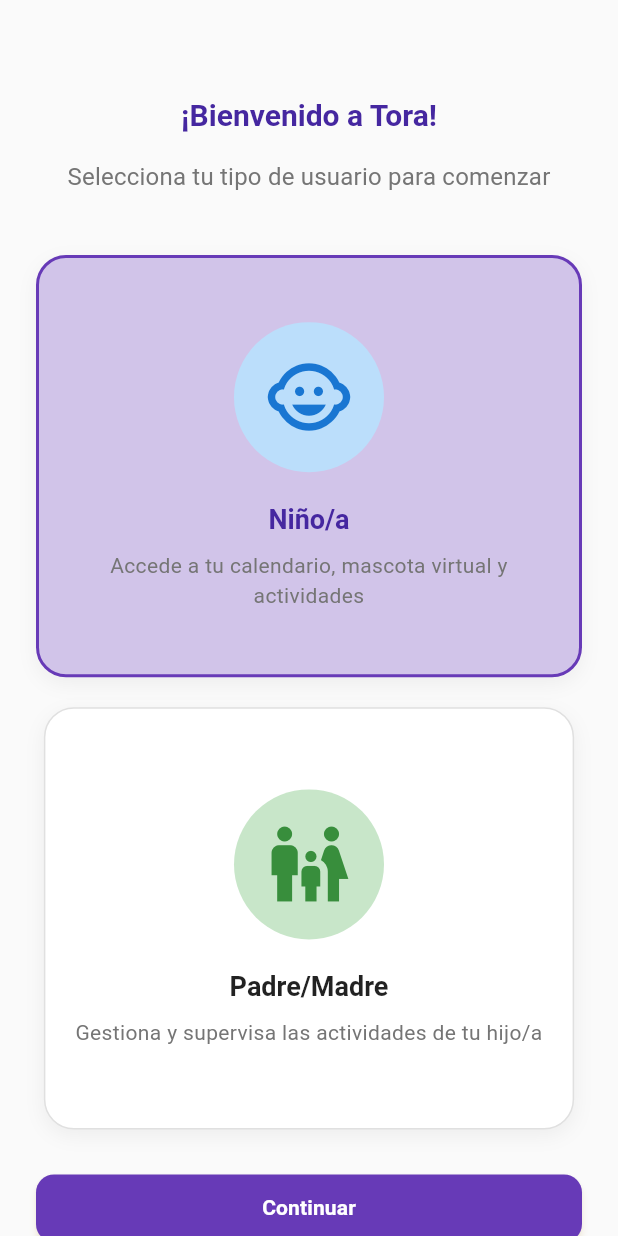
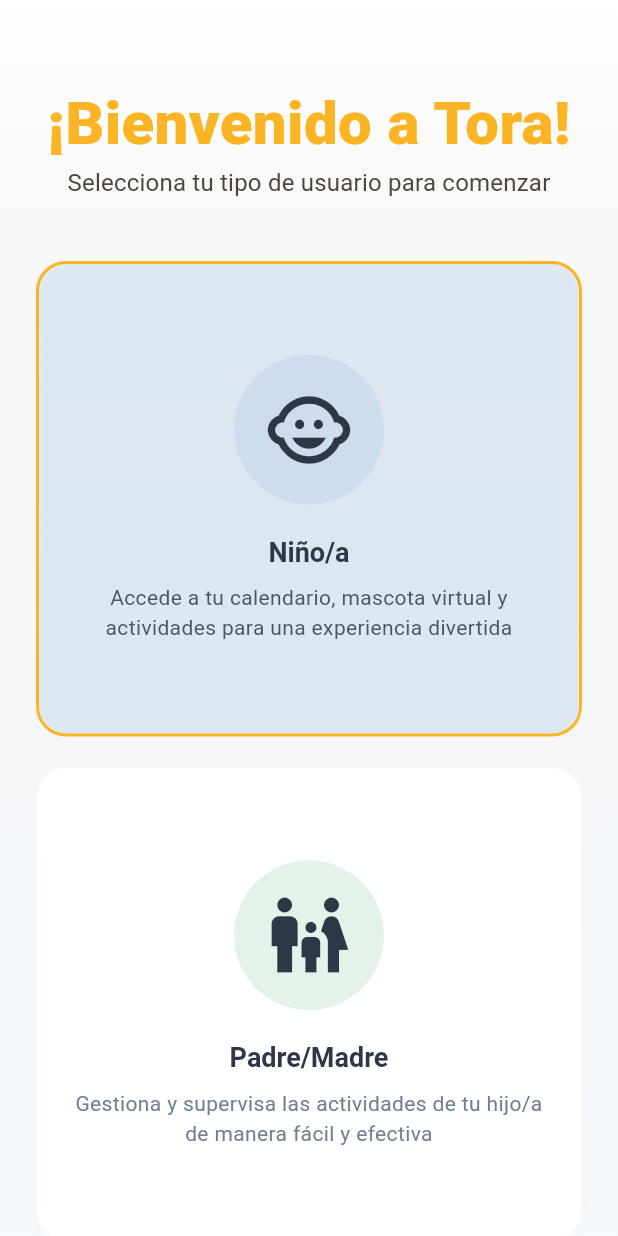
Before and after one commit to CQuarkH/tora-frontend, a Flutter app: the screen it shows after launch, after a tap on "Niño/a", on a phone screen of 412 x 824 dp. Run offline on Flutter 3.47's test engine with Material 3 defaults, Android fonts, the phone set to English and light mode, and no system bars; our stand-ins replace audioplayers, calendar_view, flutter_hooks, flutter_local_notifications, flutter_svg, go_router and 4 more.

Commit message:
feat: enhance ForkUsersScreen with user tap handling and visual updates

```diff
--- a/lib/core/router/router.dart
+++ b/lib/core/router/router.dart
@@ -7,7 +7,6 @@ import 'package:tora_frontend/features/auth/screens/parent_login_screen.dart';
 import 'package:tora_frontend/features/auth/screens/register_user_steep_one_screen.dart';
 import 'package:tora_frontend/features/auth/screens/register_user_steep_two_screen.dart';
 import 'package:tora_frontend/features/child/screens/child_main_screen.dart';
-import 'package:tora_frontend/features/child/widgets/a.dart';
 import 'package:tora_frontend/features/parent/screens/parent_main_screen.dart';
 
 // Enum para los tipos de usuario
--- a/lib/features/auth/screens/fork_users_screen.dart
+++ b/lib/features/auth/screens/fork_users_screen.dart
@@ -2,6 +2,7 @@ import 'package:flutter/material.dart';
 import 'package:flutter_hooks/flutter_hooks.dart';
 import 'package:go_router/go_router.dart';
 import 'package:tora_frontend/features/auth/widgets/user_type_card.dart';
+import 'package:tora_frontend/core/theme/tora_theme.dart';
 
 class ForkUsersScreen extends HookWidget {
   const ForkUsersScreen({super.key});
@@ -9,15 +10,51 @@ class ForkUsersScreen extends HookWidget {
   @override
   Widget build(BuildContext context) {
     final selectedUserType = useState<String?>(null);
+    final tapCount = useState<Map<String, int>>({'child': 0, 'parent': 0});
+
+    void handleUserTap(String userType) {
+      // Incrementar el contador de toques para este tipo de usuario
+      tapCount.value = {
+        ...tapCount.value,
+        userType: (tapCount.value[userType] ?? 0) + 1,
+      };
+
+      // Actualizar la selección visual
+      selectedUserType.value = userType;
+
+      // Si es el segundo toque, navegar directamente
+      if (tapCount.value[userType] == 2) {
+        _navigateToUserScreen(context, userType);
+      }
+
+      // Resetear el contador del otro tipo de usuario
+      final otherType = userType == 'child' ? 'parent' : 'child';
+      tapCount.value = {
+        ...tapCount.value,
+        otherType: 0,
+      };
+    }
 
     return Scaffold(
-      backgroundColor: Colors.grey[50],
-      body: SafeArea(
-        child: LayoutBuilder(
+      body: Container(
+        decoration: BoxDecoration(
+          gradient: LinearGradient(
+            begin: Alignment.topCenter,
+            end: Alignment.bottomCenter,
+            colors: [
+              context.pureWhite,
+              context.lightGray.withOpacity(0.3),
+              context.softBlue.withOpacity(0.1),
+            ],
+          ),
+        ),
+        child: SafeArea(
+          child: LayoutBuilder(
           builder: (context, constraints) {
             final isWide = constraints.maxWidth > 600;
 
             return SingleChildScrollView(
+
               padding: const EdgeInsets.all(24),
               child: ConstrainedBox(
                 constraints: BoxConstraints(minHeight: constraints.maxHeight),
@@ -25,22 +62,23 @@ class ForkUsersScreen extends HookWidget {
                   child: Column(
                     crossAxisAlignment: CrossAxisAlignment.stretch,
                     children: [
-                      const SizedBox(height: 40),
+                      const SizedBox(height: 30),
 
-                      /// Header
+                      ///
                       Text(
                         '¡Bienvenido a Tora!',
-                        style: Theme.of(context).textTheme.headlineMedium?.copyWith(
-                              fontWeight: FontWeight.bold,
-                              color: Colors.deepPurple[800],
-                            ),
+                        style: TextStyle(
+                          fontSize: 40,
+                          fontWeight: FontWeight.w900
+                          ,
+                          color: Theme.of(context).colorScheme.primary,
+                        ),
                         textAlign: TextAlign.center,
                       ),
-                      const SizedBox(height: 16),
                       Text(
                         'Selecciona tu tipo de usuario para comenzar',
                         style: Theme.of(context).textTheme.bodyLarge?.copyWith(
-                              color: Colors.grey[600],
+                              color: Theme.of(context).colorScheme.onSurfaceVariant,
                             ),
                         textAlign: TextAlign.center,
                       ),
@@ -55,26 +93,24 @@ class ForkUsersScreen extends HookWidget {
                                   Expanded(
                                     child: UserTypeCard(
                                       title: 'Niño/a',
-                                      description:
-                                          'Accede a tu calendario, mascota virtual y actividades',
+                                      description: 'Accede a tu calendario, mascota virtual y actividades para una experiencia divertida',
                                       icon: Icons.child_care,
-                                      iconColor: Colors.blue[700]!,
-                                      bgColor: Colors.blue[100]!,
+                                      iconColor: context.darkText,
+                                      bgColor: context.softBlue.withOpacity(0.3),
                                       isSelected: selectedUserType.value == 'child',
-                                      onTap: () => selectedUserType.value = 'child',
+                                      onTap: () => handleUserTap('child'),
                                     ),
                                   ),
                                   const SizedBox(width: 20),
                                   Expanded(
                                     child: UserTypeCard(
                                       title: 'Padre/Madre',
-                                      description:
-                                          'Gestiona y supervisa las actividades de tu hijo/a',
+                                      description: 'Gestiona y supervisa las actividades de tu hijo/a de manera fácil y efectiva',
                                       icon: Icons.family_restroom,
-                                      iconColor: Colors.green[700]!,
-                                      bgColor: Colors.green[100]!,
+                                      iconColor: context.darkText,
+                                      bgColor: context.mintGreen.withOpacity(0.3),
                                       isSelected: selectedUserType.value == 'parent',
-                                      onTap: () => selectedUserType.value = 'parent',
+                                      onTap: () => handleUserTap('parent'),
                                     ),
                                   ),
                                 ],
@@ -84,55 +120,28 @@ class ForkUsersScreen extends HookWidget {
                                   Expanded(
                                     child: UserTypeCard(
                                       title: 'Niño/a',
-                                      description:
-                                          'Accede a tu calendario, mascota virtual y actividades',
+                                      description: 'Accede a tu calendario, mascota virtual y actividades para una experiencia divertida',
                                       icon: Icons.child_care,
-                                      iconColor: Colors.blue[700]!,
-                                      bgColor: Colors.blue[100]!,
+                                      iconColor: context.darkText,
+                                      bgColor: context.softBlue.withOpacity(0.3),
                                       isSelected: selectedUserType.value == 'child',
-                                      onTap: () => selectedUserType.value = 'child',
+                                      onTap: () => handleUserTap('child'),
                                     ),
                                   ),
                                   const SizedBox(height: 20),
                                   Expanded(
                                     child: UserTypeCard(
                                       title: 'Padre/Madre',
-                                      description:
-                                          'Gestiona y supervisa las actividades de tu hijo/a',
+                                      description: 'Gestiona y supervisa las actividades de tu hijo/a de manera fácil y efectiva',
                                       icon: Icons.family_restroom,
-                                      iconColor: Colors.green[700]!,
-                                      bgColor: Colors.green[100]!,
+                                      iconColor: context.darkText,
+                                      bgColor: context.mintGreen.withOpacity(0.3),
                                       isSelected: selectedUserType.value == 'parent',
-                                      onTap: () => selectedUserType.value = 'parent',
+                                      onTap: () => handleUserTap('parent'),
                                     ),
                                   ),
                                 ],
                               ),
-                      ),
-
-                      const SizedBox(height: 30),
-
-                      /// Continue button
-                      ElevatedButton(
-                        onPressed: selectedUserType.value != null
-                            ? () => _navigateToUserScreen(context, selectedUserType.value!)
-                            : null,
-                        style: ElevatedButton.styleFrom(
-                          backgroundColor: Colors.deepPurple,
-                          foregroundColor: Colors.white,
-                          padding: const EdgeInsets.symmetric(vertical: 16),
-                          shape: RoundedRectangleBorder(
-                            borderRadius: BorderRadius.circular(12),
-                          ),
-                          elevation: 2,
-                        ),
-                        child: Text(
-                          'Continuar',
-                          style: Theme.of(context).textTheme.titleMedium?.copyWith(
-                                color: Colors.white,
-                                fontWeight: FontWeight.w600,
-                              ),
-                        ),
                       ),
 
                       const SizedBox(height: 20),
@@ -142,6 +151,7 @@ class ForkUsersScreen extends HookWidget {
               ),
             );
           },
+        ),
         ),
       ),
     );
--- a/lib/features/auth/widgets/user_type_card.dart
+++ b/lib/features/auth/widgets/user_type_card.dart
@@ -1,4 +1,5 @@
 import 'package:flutter/material.dart';
+import 'package:tora_frontend/core/theme/tora_theme.dart';
 
 class UserTypeCard extends StatelessWidget {
   final String title;
@@ -23,6 +24,7 @@ class UserTypeCard extends StatelessWidget {
   @override
   Widget build(BuildContext context) {
     final size = MediaQuery.of(context).size;
+    final colorScheme = Theme.of(context).colorScheme;
 
     return GestureDetector(
       onTap: onTap,
@@ -30,19 +32,17 @@ class UserTypeCard extends StatelessWidget {
         duration: const Duration(milliseconds: 200),
         padding: EdgeInsets.all(size.width < 350 ? 12 : 20),
         decoration: BoxDecoration(
-          color: isSelected ? Colors.deepPurple[100] : Colors.white,
+          color: isSelected
+              ? colorScheme.primaryContainer.withOpacity(0.3)
+              : colorScheme.surface,
           borderRadius: BorderRadius.circular(20),
           border: Border.all(
-            color: isSelected ? Colors.deepPurple : Colors.grey[300]!,
+            color: isSelected
+                ? colorScheme.primary
+                : colorScheme.outline.withOpacity(0.3),
             width: isSelected ? 2 : 1,
           ),
-          boxShadow: [
-            BoxShadow(
-              color: Colors.black.withOpacity(0.05),
-              blurRadius: 10,
-              offset: const Offset(0, 4),
-            ),
-          ],
+          boxShadow: ToraTheme.cardShadow,
         ),
         child: Column(
           mainAxisAlignment: MainAxisAlignment.center,
@@ -61,14 +61,17 @@ class UserTypeCard extends StatelessWidget {
               title,
               style: Theme.of(context).textTheme.headlineSmall?.copyWith(
                     fontWeight: FontWeight.bold,
-                    color: isSelected ? Colors.deepPurple[800] : Colors.black87,
+                    color:
+                      context.darkText,
                   ),
             ),
             const SizedBox(height: 8),
             Text(
               description,
               style: Theme.of(context).textTheme.bodyMedium?.copyWith(
-                    color: Colors.grey[600],
+                    color: isSelected
+                        ? context.mediumText
+                        : context.lightText,
                   ),
               textAlign: TextAlign.center,
             ),
```
